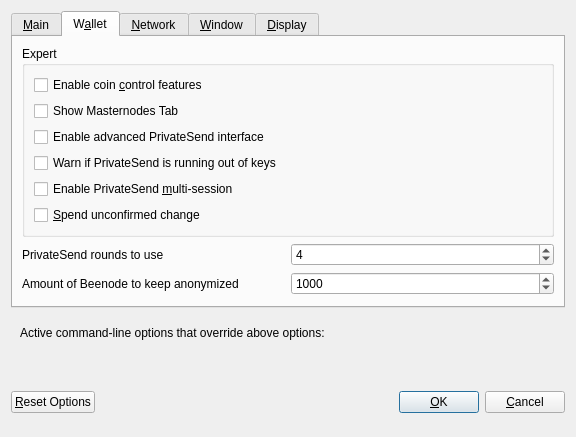
Old version of the form src/qt/forms/optionsdialog.ui in the repository bee-group/beenode.
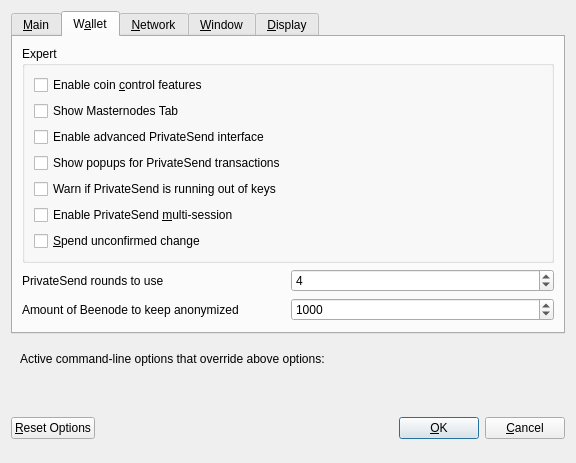
New version of the form. The open tabs and pages were chosen to show the change. Custom widgets are drawn as their Qt base class.

Diff of the .ui file:
```diff
--- a/src/qt/forms/optionsdialog.ui
+++ b/src/qt/forms/optionsdialog.ui
@@ -173,6 +173,16 @@
             </property>
            </widget>
           </item>
+          <item>
+           <widget class="QCheckBox" name="showPrivateSendPopups">
+            <property name="toolTip">
+             <string>Show system popups for PrivateSend mixing transactions&lt;br/&gt;just like for all other transaction types.</string>
+            </property>
+            <property name="text">
+             <string>Show popups for PrivateSend transactions</string>
+            </property>
+           </widget>
+          </item>
           <item>
            <widget class="QCheckBox" name="lowKeysWarning">
             <property name="toolTip">
@@ -224,7 +234,7 @@
             <number>2</number>
            </property>
            <property name="maximum">
-            <number>8</number>
+            <number>16</number>
            </property>
            <property name="value">
             <number>4</number>
```
